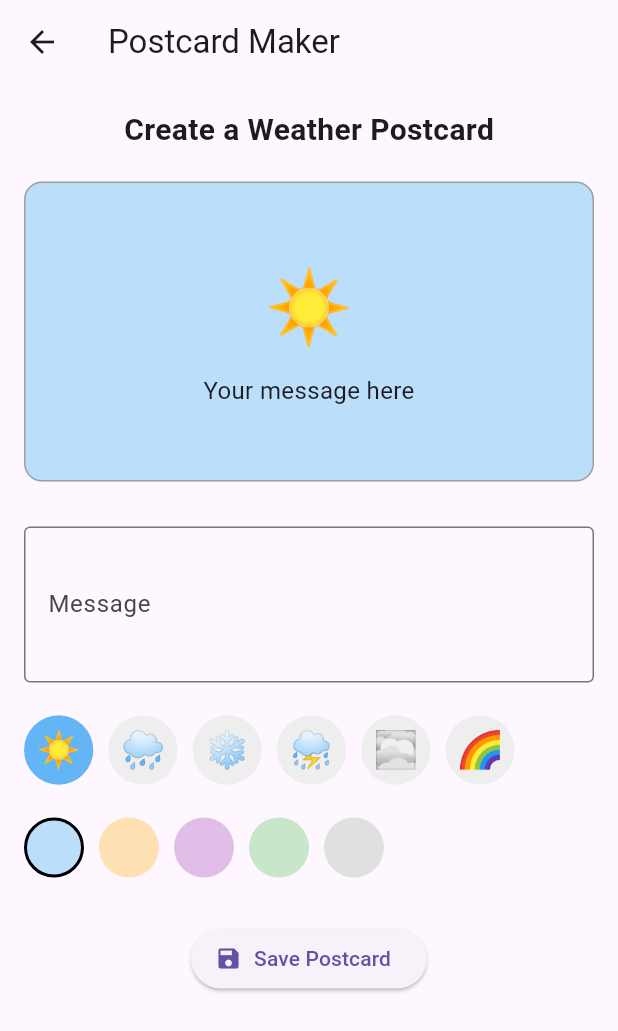
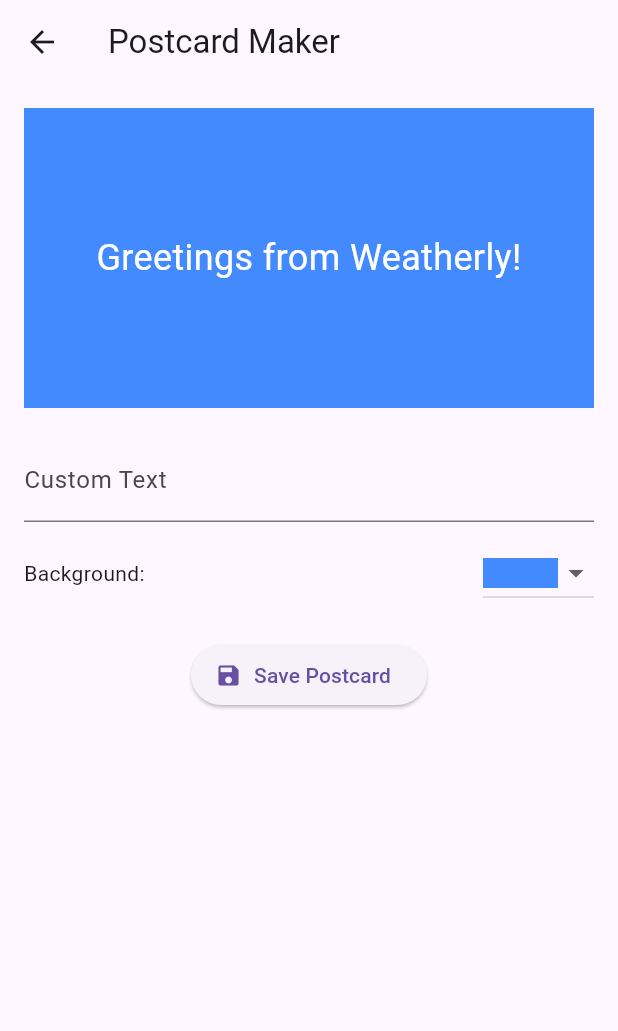
Before and after one commit to Gregory-Vaughan/MAD-Project-2_WeatherApp, a Flutter app: the PostcardMakerScreen screen opened directly, on a phone screen of 412 x 824 dp. Shown: the top 1031 px of the screen. Run offline on Flutter 3.47's test engine with Material 3 defaults, Android fonts, the phone set to English and light mode, and no system bars; drawn by our look-alikes of screenshot; our stand-ins replace firebase_auth, firebase_core, firebase_storage, flutter_map, latlong2; accounts and stored records are empty.

Commit message:
Made partially-functioning postcard maker.

```diff
--- a/weatherly/lib/postcard_maker.dart
+++ b/weatherly/lib/postcard_maker.dart
@@ -1,165 +1,121 @@
-//note that this doesn't save the postcards or let's people share them yet.
-
+import 'dart:typed_data';
+import 'dart:io';
 import 'package:flutter/material.dart';
+import 'package:path_provider/path_provider.dart';
+import 'package:screenshot/screenshot.dart';
+import 'package:firebase_storage/firebase_storage.dart';
 
 class PostcardMakerScreen extends StatefulWidget {
-  const PostcardMakerScreen({super.key});
+  const PostcardMakerScreen({Key? key}) : super(key: key);
 
   @override
   State<PostcardMakerScreen> createState() => _PostcardMakerScreenState();
 }
 
 class _PostcardMakerScreenState extends State<PostcardMakerScreen> {
-  String selectedEmoji = "☀️";
-  Color backgroundColor = Colors.blue[100]!;
-  final messageController = TextEditingController();
+  final ScreenshotController screenshotController = ScreenshotController();
+  String customText = 'Greetings from Weatherly!';
+  Color backgroundColor = Colors.blueAccent;
+  bool isSaving = false;
 
-  final List<String> emojis = ["☀️", "🌧️", "❄️", "⛈️", "🌫️", "🌈"];
-  final List<Color> bgColors = [
-    Colors.blue[100]!,
-    Colors.orange[100]!,
-    Colors.purple[100]!,
-    Colors.green[100]!,
-    Colors.grey[300]!,
-  ];
+  Future<void> savePostcard() async {
+    try {
+      setState(() => isSaving = true);
 
-  @override
-  void dispose() {
-    messageController.dispose();
-    super.dispose();
+      final Uint8List? imageBytes = await screenshotController.capture();
+
+      if (imageBytes == null) throw Exception("Failed to capture image.");
+
+      final directory = await getApplicationDocumentsDirectory();
+      final filePath = '${directory.path}/postcard_${DateTime.now().millisecondsSinceEpoch}.png';
+      final file = File(filePath);
+      await file.writeAsBytes(imageBytes);
+
+      final ref = FirebaseStorage.instance
+          .ref()
+          .child('postcards')
+          .child('postcard_${DateTime.now().millisecondsSinceEpoch}.png');
+
+      await ref.putFile(file);
+
+      final url = await ref.getDownloadURL();
+
+      ScaffoldMessenger.of(context).showSnackBar(
+        SnackBar(content: Text('Saved and uploaded! URL:\n$url')),
+      );
+    } catch (e) {
+      ScaffoldMessenger.of(context).showSnackBar(
+        SnackBar(content: Text('Error: $e')),
+      );
+    } finally {
+      setState(() => isSaving = false);
+    }
   }
 
   @override
   Widget build(BuildContext context) {
     return Scaffold(
       appBar: AppBar(
-        title: const Text("Postcard Maker"),
+        title: const Text('Postcard Maker'),
       ),
       body: Padding(
-        padding: const EdgeInsets.all(16),
+        padding: const EdgeInsets.all(16.0),
         child: Column(
           children: [
-            const Text(
-              "Create a Weather Postcard",
-              style: TextStyle(fontSize: 20, fontWeight: FontWeight.bold),
-            ),
-            const SizedBox(height: 20),
-
-            // Postcard preview
-            Container(
-              height: 200,
-              width: double.infinity,
-              decoration: BoxDecoration(
+            Screenshot(
+              controller: screenshotController,
+              child: Container(
+                height: 200,
+                width: double.infinity,
                 color: backgroundColor,
-                borderRadius: BorderRadius.circular(12),
-                border: Border.all(color: Colors.grey),
-              ),
-              alignment: Alignment.center,
-              child: Column(
-                mainAxisAlignment: MainAxisAlignment.center,
-                children: [
-                  Text(selectedEmoji, style: const TextStyle(fontSize: 48)),
-                  const SizedBox(height: 10),
-                  Text(
-                    messageController.text.isNotEmpty
-                        ? messageController.text
-                        : "Your message here",
-                    style: const TextStyle(fontSize: 16),
-                    textAlign: TextAlign.center,
-                  ),
-                ],
-              ),
-            ),
-
-            const SizedBox(height: 30),
-
-            // Message input
-            TextField(
-              controller: messageController,
-              decoration: const InputDecoration(
-                labelText: "Message",
-                hintText: "Enter a custom message...",
-                border: OutlineInputBorder(),
-              ),
-              maxLines: 3,
-              onChanged: (_) => setState(() {}),
-            ),
-            const SizedBox(height: 20),
-
-            // Emoji picker
-            SizedBox(
-              height: 50,
-              child: ListView.separated(
-                scrollDirection: Axis.horizontal,
-                itemCount: emojis.length,
-                separatorBuilder: (_, __) => const SizedBox(width: 10),
-                itemBuilder: (context, index) {
-                  final emoji = emojis[index];
-                  return GestureDetector(
-                    onTap: () {
-                      setState(() {
-                        selectedEmoji = emoji;
-                      });
-                    },
-                    child: Container(
-                      padding: const EdgeInsets.all(8),
-                      decoration: BoxDecoration(
-                        shape: BoxShape.circle,
-                        color: emoji == selectedEmoji
-                            ? Colors.blue[300]
-                            : Colors.grey[200],
-                      ),
-                      child: Text(emoji, style: const TextStyle(fontSize: 24)),
-                    ),
-                  );
-                },
+                alignment: Alignment.center,
+                child: Text(
+                  customText,
+                  style: const TextStyle(fontSize: 24, color: Colors.white),
+                  textAlign: TextAlign.center,
+                ),
               ),
             ),
             const SizedBox(height: 20),
-
-            // Background color picker
-            SizedBox(
-              height: 40,
-              child: ListView.separated(
-                scrollDirection: Axis.horizontal,
-                itemCount: bgColors.length,
-                separatorBuilder: (_, __) => const SizedBox(width: 10),
-                itemBuilder: (context, index) {
-                  final color = bgColors[index];
-                  return GestureDetector(
-                    onTap: () {
-                      setState(() {
-                        backgroundColor = color;
-                      });
-                    },
-                    child: Container(
-                      width: 40,
-                      height: 40,
-                      decoration: BoxDecoration(
+            TextField(
+              decoration: const InputDecoration(labelText: 'Custom Text'),
+              onChanged: (value) => setState(() => customText = value),
+            ),
+            const SizedBox(height: 10),
+            Row(
+              mainAxisAlignment: MainAxisAlignment.spaceBetween,
+              children: [
+                const Text('Background:'),
+                DropdownButton<Color>(
+                  value: backgroundColor,
+                  onChanged: (Color? newColor) {
+                    if (newColor != null) {
+                      setState(() => backgroundColor = newColor);
+                    }
+                  },
+                  items: [
+                    Colors.blueAccent,
+                    Colors.green,
+                    Colors.orange,
+                    Colors.purple
+                  ].map((color) {
+                    return DropdownMenuItem(
+                      value: color,
+                      child: Container(
+                        width: 50,
+                        height: 20,
                         color: color,
-                        border: Border.all(
-                          color: color == backgroundColor
-                              ? Colors.black
-                              : Colors.transparent,
-                          width: 2,
-                        ),
-                        borderRadius: BorderRadius.circular(20),
                       ),
-                    ),
-                  );
-                },
-              ),
+                    );
+                  }).toList(),
+                ),
+              ],
             ),
-            const SizedBox(height: 30),
-
+            const SizedBox(height: 20),
             ElevatedButton.icon(
-              onPressed: () {
-                ScaffoldMessenger.of(context).showSnackBar(
-                  const SnackBar(content: Text("Postcard saved!")),
-                );
-              },
+              onPressed: isSaving ? null : savePostcard,
               icon: const Icon(Icons.save),
-              label: const Text("Save Postcard"),
+              label: Text(isSaving ? 'Saving...' : 'Save Postcard'),
             ),
           ],
         ),
--- a/weatherly/pubspec.yaml
+++ b/weatherly/pubspec.yaml
@@ -60,6 +60,7 @@ dependencies:
   firebase_storage: ^11.7.7
   path_provider: ^2.1.5
   permission_handler: ^12.0.0+1
+  screenshot: ^3.0.0
 
 
 dev_dependencies:
```
Also changed, not shown: weatherly/pubspec.lock, 4 other files.
